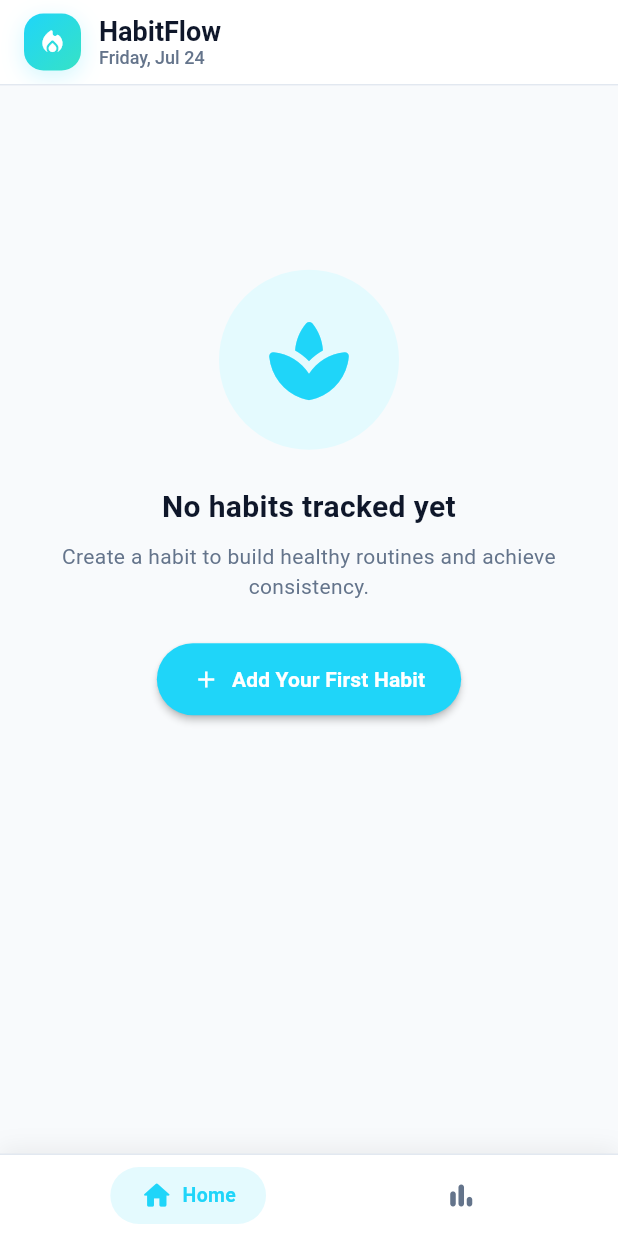
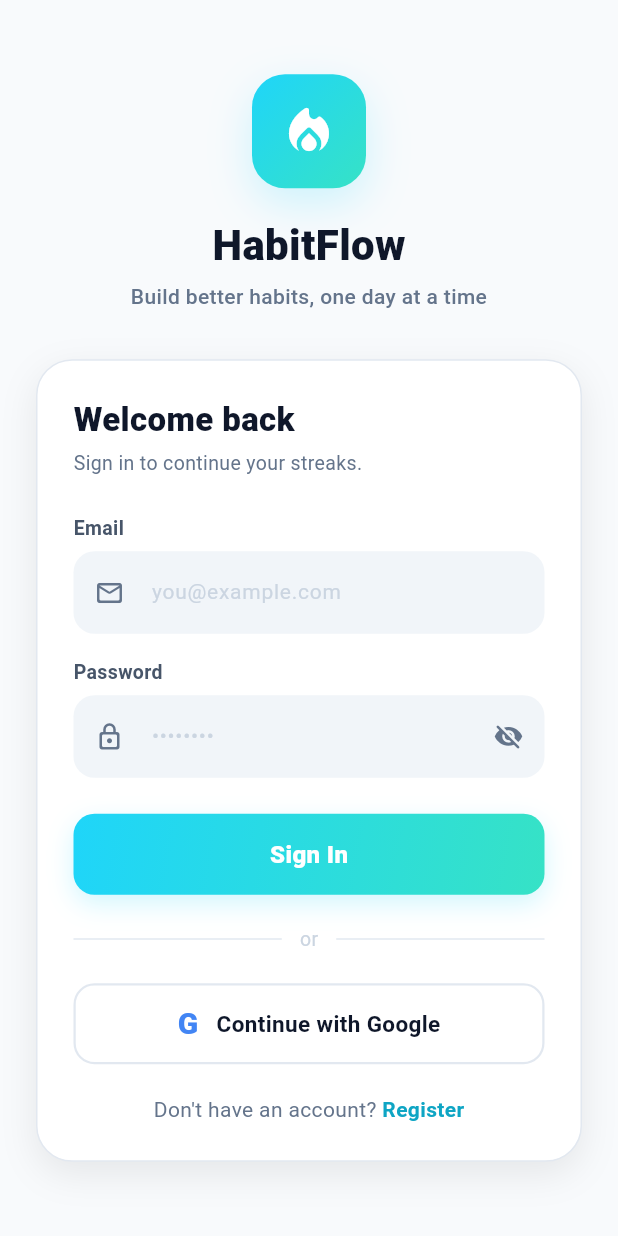
Before and after one commit to code007-1/habitflow, a Flutter app: the screen it shows after launch, on a phone screen of 412 x 824 dp. Run offline on Flutter 3.47's test engine with Material 3 defaults, Android fonts, the phone set to English and light mode, and no system bars; our stand-ins replace cloud_firestore, firebase_auth, firebase_core, fl_chart, google_fonts, google_sign_in and 1 more; accounts and stored records are empty; Roboto replaces fonts that are missing (Ubuntu).

Commit message:
login authentication

```diff
--- a/lib/main.dart
+++ b/lib/main.dart
@@ -3,7 +3,7 @@ import 'package:flutter/material.dart';
 import 'package:habbit/core/colors.dart';
 import 'package:habbit/core/data_provider.dart';
 import 'package:habbit/firebase_options.dart';
-import 'package:habbit/pages/app_shell.dart';
+import 'package:habbit/pages/auth_gate.dart';
 import 'package:provider/provider.dart';
 import 'package:shared_preferences/shared_preferences.dart';
 import 'package:firebase_core/firebase_core.dart';
@@ -93,7 +93,7 @@ class MyApp extends StatelessWidget {
           hintStyle: GoogleFonts.ubuntu(color: AppColors.grey6, fontSize: 14),
         ),
       ),
-      home: const AppShell(), //const MyHomePage(title: 'Habit Flow'),
+      home: const AuthGate(),
     );
   }
 }
--- a/lib/models/habbit_model.dart
+++ b/lib/models/habbit_model.dart
@@ -4,6 +4,7 @@ import 'package:habbit/models/unit_of_measure.dart';
 
 class HabbitModel {
   final String id;
+  final String userId;
   final String name;
   final String description;
   final int icon;
@@ -24,6 +25,7 @@ class HabbitModel {
 
   HabbitModel({
     required this.id,
+    required this.userId,
     required this.name,
     required this.description,
     required this.icon,
@@ -56,6 +58,7 @@ class HabbitModel {
   Map<String, Object?> toJson() {
     return {
       'id': id,
+      'userId': userId,
       'name': name,
       'description': description,
       'iconCodePoint': icon,
@@ -72,6 +75,7 @@ class HabbitModel {
   factory HabbitModel.fromJson(Map<String, dynamic> json) {
     return HabbitModel(
       id: json['id'] as String,
+      userId: json['userId'] as String,
       name: json['name'] as String,
       description: json['description'] as String,
       icon: json['iconCodePoint'] as int,
--- a/lib/pages/add_habbit.dart
+++ b/lib/pages/add_habbit.dart
@@ -69,6 +69,7 @@ class _AddHabbitState extends State<AddHabbit> {
 
     final newHabbit = HabbitModel(
       id: DateTime.now().millisecondsSinceEpoch.toString(),
+      userId: DataProvider.currentUserId,
       name: _habbitName.trim(),
       description: _habbitDiscription.trim(),
       icon: _selectedIcon.codePoint,
--- /dev/null
+++ b/lib/pages/auth_gate.dart
@@ -0,0 +1,35 @@
+import 'package:flutter/material.dart';
+import 'package:firebase_auth/firebase_auth.dart';
+import 'package:habbit/core/colors.dart';
+import 'package:habbit/pages/app_shell.dart';
+import 'package:habbit/pages/login.dart';
+
+/// Decides which screen to show based on Firebase auth state.
+///
+/// Listening to [FirebaseAuth.authStateChanges] means sign-in (email or Google)
+/// and sign-out automatically swap between [Login] and [AppShell] — no manual
+/// navigation is required from those flows.
+class AuthGate extends StatelessWidget {
+  const AuthGate({super.key});
+
+  @override
+  Widget build(BuildContext context) {
+    return StreamBuilder<User?>(
+      stream: FirebaseAuth.instance.authStateChanges(),
+      builder: (context, snapshot) {
+        if (snapshot.connectionState == ConnectionState.waiting) {
+          return const Scaffold(
+            backgroundColor: AppColors.background,
+            body: Center(child: CircularProgressIndicator()),
+          );
+        }
+
+        if (snapshot.hasData) {
+          return const AppShell();
+        }
+
+        return const Login();
+      },
+    );
+  }
+}
--- /dev/null
+++ b/lib/pages/login.dart
@@ -0,0 +1,469 @@
+import 'package:flutter/foundation.dart' show kIsWeb;
+import 'package:flutter/material.dart';
+import 'package:firebase_auth/firebase_auth.dart';
+import 'package:google_sign_in/google_sign_in.dart';
+import 'package:google_fonts/google_fonts.dart';
+import 'package:habbit/core/colors.dart';
+
+/// Web OAuth client id from google-services.json (`client_type: 3`).
+/// Required as `serverClientId` so Android returns an `idToken` usable by
+/// Firebase Auth.
+const String _serverClientId =
+    '538906972899-7193kkojb2tvhiqimsdfjr7fru71r0e2.apps.googleusercontent.com';
+
+class Login extends StatefulWidget {
+  const Login({super.key});
+
+  @override
+  State<Login> createState() => _LoginState();
+}
+
+class _LoginState extends State<Login> {
+  final _emailController = TextEditingController();
+  final _passwordController = TextEditingController();
+
+  bool _googleSignInInitialized = false;
+
+  // ── UI state ───────────────────────────────────────────────────────────────
+  bool _isRegisterMode = false;
+  bool _obscurePassword = true;
+  bool _submitting = false; // email/password flow
+  bool _googleBusy = false; // Google flow
+
+  @override
+  void dispose() {
+    _emailController.dispose();
+    _passwordController.dispose();
+    super.dispose();
+  }
+
+  Future<UserCredential> signInWithGoogle() async {
+    // On web, google_sign_in v7's `authenticate()` is unsupported. Let Firebase
+    // Auth drive the OAuth popup instead — it uses the `authDomain` configured
+    // in firebase_options.dart.
+    if (kIsWeb) {
+      final googleProvider = GoogleAuthProvider();
+      return FirebaseAuth.instance.signInWithPopup(googleProvider);
+    }
+
+    // Mobile/desktop: google_sign_in v7 uses a singleton that must be
+    // initialized once before any authentication call.
+    final GoogleSignIn signIn = GoogleSignIn.instance;
+    if (!_googleSignInInitialized) {
+      await signIn.initialize(serverClientId: _serverClientId);
+      _googleSignInInitialized = true;
+    }
+
+    final GoogleSignInAccount googleUser = await signIn.authenticate();
+
+    // In v7 `authentication` is a synchronous getter exposing only `idToken`.
+    final GoogleSignInAuthentication googleAuth = googleUser.authentication;
+
+    // Create a Firebase credential from the Google id token.
+    final credential = GoogleAuthProvider.credential(
+      idToken: googleAuth.idToken,
+    );
+
+    // Sign in to Firebase with the Google credential.
+    return FirebaseAuth.instance.signInWithCredential(credential);
+  }
+
+  // ── Actions ──────────────────────────────────────────────────────────────
+  Future<void> _submitEmailPassword() async {
+    final email = _emailController.text.trim();
+    final password = _passwordController.text.trim();
+
+    if (email.isEmpty || password.isEmpty) {
+      _showSnack('Please enter your email and password', isError: true);
+      return;
+    }
+
+    setState(() => _submitting = true);
+    try {
+      if (_isRegisterMode) {
+        await FirebaseAuth.instance.createUserWithEmailAndPassword(
+          email: email,
+          password: password,
+        );
+      } else {
+        await FirebaseAuth.instance.signInWithEmailAndPassword(
+          email: email,
+          password: password,
+        );
+      }
+      // AuthGate listens to authStateChanges and swaps to the app on success.
+    } on FirebaseAuthException catch (e) {
+      _showSnack(e.message ?? 'Authentication failed', isError: true);
+    } finally {
+      if (mounted) setState(() => _submitting = false);
+    }
+  }
+
+  Future<void> _handleGoogleSignIn() async {
+    setState(() => _googleBusy = true);
+    try {
+      await signInWithGoogle();
+      // AuthGate handles navigation once signed in.
+    } on GoogleSignInException catch (e) {
+      _showSnack('Google sign-in failed: ${e.code.name}', isError: true);
+    } on FirebaseAuthException catch (e) {
+      _showSnack(e.message ?? 'Google sign-in failed', isError: true);
+    } finally {
+      if (mounted) setState(() => _googleBusy = false);
+    }
+  }
+
+  void _showSnack(String message, {bool isError = false}) {
+    if (!mounted) return;
+    ScaffoldMessenger.of(context).showSnackBar(
+      SnackBar(
+        content: Text(message),
+        backgroundColor: isError ? AppColors.error : AppColors.primary,
+        behavior: SnackBarBehavior.floating,
+        shape: RoundedRectangleBorder(borderRadius: BorderRadius.circular(12)),
+      ),
+    );
+  }
+
+  // ── Build ────────────────────────────────────────────────────────────────
+  @override
+  Widget build(BuildContext context) {
+    final busy = _submitting || _googleBusy;
+
+    return Scaffold(
+      backgroundColor: AppColors.background,
+      body: SafeArea(
+        child: Center(
+          child: SingleChildScrollView(
+            padding: const EdgeInsets.symmetric(horizontal: 24, vertical: 32),
+            child: ConstrainedBox(
+              constraints: const BoxConstraints(maxWidth: 420),
+              child: Column(
+                mainAxisSize: MainAxisSize.min,
+                children: [
+                  _buildBrand(),
+                  const SizedBox(height: 32),
+                  _buildCard(busy),
+                ],
+              ),
+            ),
+          ),
+        ),
+      ),
+    );
+  }
+
+  // Logo badge + app name + tagline.
+  Widget _buildBrand() {
+    return Column(
+      children: [
+        Container(
+          padding: const EdgeInsets.all(18),
+          decoration: BoxDecoration(
+            gradient: AppColors.brandGradient,
+            borderRadius: BorderRadius.circular(22),
+            boxShadow: const [
+              BoxShadow(
+                color: AppColors.shadowBrand,
+                blurRadius: 24,
+                offset: Offset(0, 10),
+              ),
+            ],
+          ),
+          child: const Icon(
+            Icons.local_fire_department_rounded,
+            color: Colors.white,
+            size: 40,
+          ),
+        ),
+        const SizedBox(height: 18),
+        Text(
+          'HabitFlow',
+          style: GoogleFonts.ubuntu(
+            color: AppColors.grey7,
+            fontSize: 28,
+            fontWeight: FontWeight.w800,
+          ),
+        ),
+        const SizedBox(height: 4),
+        Text(
+          'Build better habits, one day at a time',
+          textAlign: TextAlign.center,
+          style: GoogleFonts.ubuntu(
+            color: AppColors.grey5,
+            fontSize: 14,
+            fontWeight: FontWeight.w500,
+          ),
+        ),
+      ],
+    );
+  }
+
+  Widget _buildCard(bool busy) {
+    return Container(
+      padding: const EdgeInsets.all(24),
+      decoration: BoxDecoration(
+        color: AppColors.surface,
+        borderRadius: BorderRadius.circular(24),
+        border: Border.all(color: AppColors.grey3),
+        boxShadow: const [
+          BoxShadow(
+            color: AppColors.shadowSoft,
+            blurRadius: 20,
+            offset: Offset(0, 8),
+          ),
+        ],
+      ),
+      child: Column(
+        crossAxisAlignment: CrossAxisAlignment.start,
+        children: [
+          Text(
+            _isRegisterMode ? 'Create your account' : 'Welcome back',
+            style: GoogleFonts.ubuntu(
+              color: AppColors.grey7,
+              fontSize: 22,
+              fontWeight: FontWeight.w800,
+            ),
+          ),
+          const SizedBox(height: 4),
+          Text(
+            _isRegisterMode
+                ? 'Start tracking your habits today.'
+                : 'Sign in to continue your streaks.',
+            style: GoogleFonts.ubuntu(
+              color: AppColors.grey5,
+              fontSize: 13,
+            ),
+          ),
+          const SizedBox(height: 24),
+          _buildTextField(
+            controller: _emailController,
+            label: 'Email',
+            hint: 'you@example.com',
+            icon: Icons.mail_outline_rounded,
+            keyboardType: TextInputType.emailAddress,
+          ),
+          const SizedBox(height: 16),
+          _buildTextField(
+            controller: _passwordController,
+            label: 'Password',
+            hint: '••••••••',
+            icon: Icons.lock_outline_rounded,
+            obscure: _obscurePassword,
+            onSubmitted: (_) => busy ? null : _submitEmailPassword(),
+            suffix: IconButton(
+              icon: Icon(
+                _obscurePassword
+                    ? Icons.visibility_off_rounded
+                    : Icons.visibility_rounded,
+                color: AppColors.grey5,
+                size: 20,
+              ),
+              onPressed: () =>
+                  setState(() => _obscurePassword = !_obscurePassword),
+            ),
+          ),
+          const SizedBox(height: 24),
+          _buildPrimaryButton(busy),
+          const SizedBox(height: 20),
+          _buildDivider(),
+          const SizedBox(height: 20),
+          _buildGoogleButton(busy),
+          const SizedBox(height: 20),
+          _buildModeToggle(busy),
+        ],
+      ),
+    );
+  }
+
+  Widget _buildTextField({
+    required TextEditingController controller,
+    required String label,
+    required String hint,
+    required IconData icon,
+    bool obscure = false,
+    Widget? suffix,
+    TextInputType? keyboardType,
+    ValueChanged<String>? onSubmitted,
+  }) {
+    return Column(
+      crossAxisAlignment: CrossAxisAlignment.start,
+      children: [
+        Text(
+          label,
+          style: GoogleFonts.ubuntu(
+            color: AppColors.grey6,
+            fontSize: 13,
+            fontWeight: FontWeight.w600,
+          ),
+        ),
+        const SizedBox(height: 6),
+        TextField(
+          controller: controller,
+          obscureText: obscure,
+          keyboardType: keyboardType,
+          onSubmitted: onSubmitted,
+          style: GoogleFonts.ubuntu(color: AppColors.grey7, fontSize: 15),
+          decoration: InputDecoration(
+            hintText: hint,
+            hintStyle: GoogleFonts.ubuntu(color: AppColors.grey4, fontSize: 14),
+            prefixIcon: Icon(icon, color: AppColors.grey5, size: 20),
+            suffixIcon: suffix,
+            filled: true,
+            fillColor: AppColors.grey2,
+            contentPadding:
+                const EdgeInsets.symmetric(horizontal: 16, vertical: 16),
+            border: OutlineInputBorder(
+              borderRadius: BorderRadius.circular(14),
+              borderSide: BorderSide.none,
+            ),
+            enabledBorder: OutlineInputBorder(
+              borderRadius: BorderRadius.circular(14),
+              borderSide: BorderSide.none,
+            ),
+            focusedBorder: OutlineInputBorder(
+              borderRadius: BorderRadius.circular(14),
+              borderSide: const BorderSide(color: AppColors.primary, width: 1.5),
+            ),
+          ),
+        ),
+      ],
+    );
+  }
+
+  Widget _buildPrimaryButton(bool busy) {
+    return GestureDetector(
+      onTap: busy ? null : _submitEmailPassword,
+      child: Opacity(
+        opacity: busy ? 0.7 : 1,
+        child: Container(
+          width: double.infinity,
+          height: 54,
+          alignment: Alignment.center,
+          decoration: BoxDecoration(
+            gradient: AppColors.brandGradient,
+            borderRadius: BorderRadius.circular(14),
+            boxShadow: const [
+              BoxShadow(
+                color: AppColors.shadowBrand,
+                blurRadius: 14,
+                offset: Offset(0, 6),
+              ),
+            ],
+          ),
+          child: _submitting
+              ? const SizedBox(
+                  width: 24,
+                  height: 24,
+                  child: CircularProgressIndicator(
+                    strokeWidth: 2.5,
+                    valueColor: AlwaysStoppedAnimation<Color>(Colors.white),
+                  ),
+                )
+              : Text(
+                  _isRegisterMode ? 'Create Account' : 'Sign In',
+                  style: GoogleFonts.ubuntu(
+                    color: Colors.white,
+                    fontSize: 16,
+                    fontWeight: FontWeight.w800,
+                  ),
+                ),
+        ),
+      ),
+    );
+  }
+
+  Widget _buildDivider() {
+    return Row(
+      children: [
+        Expanded(child: Divider(color: AppColors.grey3)),
+        Padding(
+          padding: const EdgeInsets.symmetric(horizontal: 12),
+          child: Text(
+            'or',
+            style: GoogleFonts.ubuntu(color: AppColors.grey4, fontSize: 13),
+          ),
+        ),
+        Expanded(child: Divider(color: AppColors.grey3)),
+      ],
+    );
+  }
+
+  Widget _buildGoogleButton(bool busy) {
+    return GestureDetector(
+      onTap: busy ? null : _handleGoogleSignIn,
+      child: Container(
+        width: double.infinity,
+        height: 54,
+        alignment: Alignment.center,
+        decoration: BoxDecoration(
+          color: AppColors.surface,
+          borderRadius: BorderRadius.circular(14),
+          border: Border.all(color: AppColors.grey3, width: 1.5),
+        ),
+        child: _googleBusy
+            ? const SizedBox(
+                width: 22,
+                height: 22,
+                child: CircularProgressIndicator(
+                  strokeWidth: 2.5,
+                  valueColor: AlwaysStoppedAnimation<Color>(AppColors.primary),
+                ),
+              )
+            : Row(
+                mainAxisAlignment: MainAxisAlignment.center,
+                children: [
+                  // Google "G" wordmark in its signature blue.
+                  Text(
+                    'G',
+                    style: GoogleFonts.ubuntu(
+                      color: const Color(0xFF4285F4),
+                      fontSize: 20,
+                      fontWeight: FontWeight.w800,
+                    ),
+                  ),
+                  const SizedBox(width: 12),
+                  Text(
+                    'Continue with Google',
+                    style: GoogleFonts.ubuntu(
+                      color: AppColors.grey7,
+                      fontSize: 15,
+                      fontWeight: FontWeight.w600,
+                    ),
+                  ),
+                ],
+              ),
+      ),
+    );
+  }
+
+  Widget _buildModeToggle(bool busy) {
+    return Center(
+      child: Wrap(
+        alignment: WrapAlignment.center,
+        crossAxisAlignment: WrapCrossAlignment.center,
+        children: [
+          Text(
+            _isRegisterMode
+                ? 'Already have an account? '
+                : "Don't have an account? ",
+            style: GoogleFonts.ubuntu(color: AppColors.grey5, fontSize: 14),
+          ),
+          GestureDetector(
+            onTap: busy
+                ? null
+                : () => setState(() => _isRegisterMode = !_isRegisterMode),
+            child: Text(
+              _isRegisterMode ? 'Sign in' : 'Register',
+              style: GoogleFonts.ubuntu(
+                color: AppColors.primaryDeep,
+                fontSize: 14,
+                fontWeight: FontWeight.w700,
+              ),
+            ),
+          ),
+        ],
+      ),
+    );
+  }
+}
--- a/lib/pages/stats_dashboard.dart
+++ b/lib/pages/stats_dashboard.dart
@@ -51,8 +51,8 @@ class _StatsDashboardState extends State<StatsDashboard>
     });
 
     try {
-      final habits = await DataProvider.getData(DataProvider.habitsRef);
-      final logs = await DataProvider.getData(DataProvider.habitslogRef);
+      final habits = await DataProvider.getUserData(DataProvider.habitsRef);
+      final logs = await DataProvider.getUserData(DataProvider.habitslogRef);
       setState(() {
         _habits = habits;
         _allLogs = logs;
```
Also changed, not shown: lib/core/data_provider.dart (+15 -0 lines), lib/pages/dashboard.dart (+137 -2 lines), pubspec.yaml (+14 -0 lines), assets/icon/icon.png (added), assets/icon/icon_background.png (added), assets/icon/icon_foreground.png (added), pubspec.lock, 11 other files.
